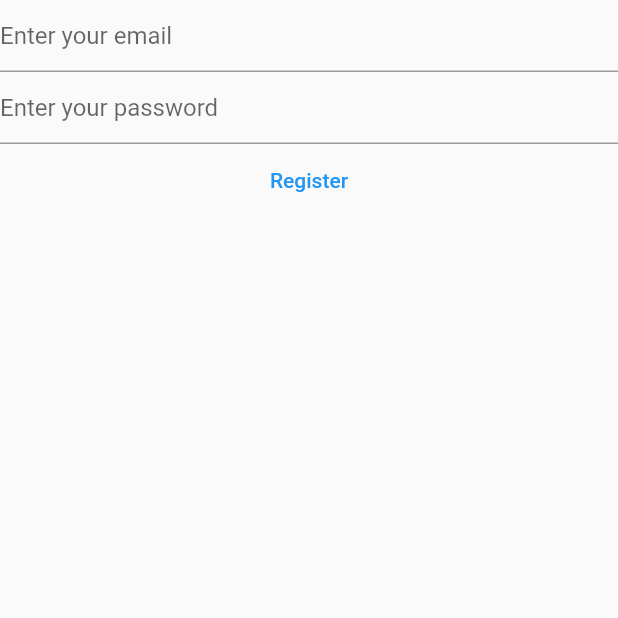
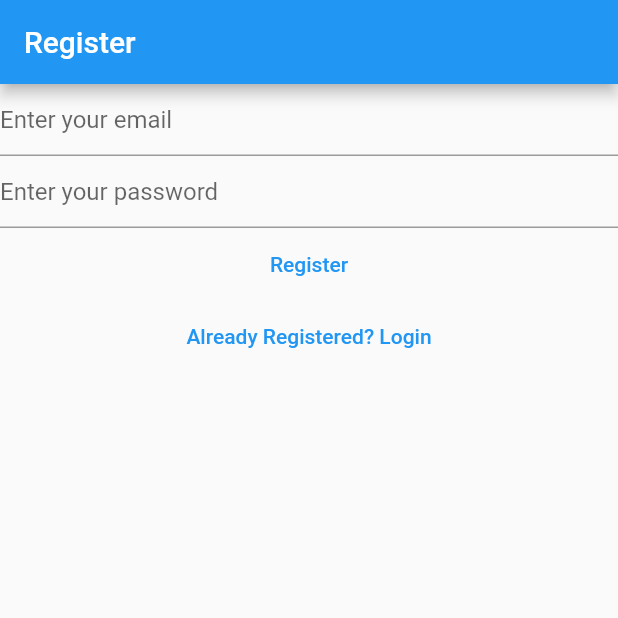
Before and after one commit to DENNISINNOCENT/minotes_flutter_project, a Flutter app: the RegisterView screen opened directly, on a phone screen of 412 x 824 dp, the top half of it. Run offline on Flutter 3.47's test engine with Material 2 defaults, Android fonts, the phone set to English and light mode, and no system bars; our stand-ins replace firebase_auth, firebase_core; accounts and stored records are empty.

Commit message:
linking register view and the login view together

```diff
--- a/lib/views/login_view.dart
+++ b/lib/views/login_view.dart
@@ -1,8 +1,6 @@
 import 'package:firebase_auth/firebase_auth.dart';
 
 import 'package:flutter/material.dart';
-
-
 
 class LoginView extends StatefulWidget {
   const LoginView({super.key});
@@ -33,7 +31,11 @@
 
   @override
   Widget build(BuildContext context) {
-    return Column(
+    return Scaffold(
+      appBar: AppBar(
+        title: const Text('Login'),
+      ),
+      body: Column(
         children: [
           TextField(
             controller: _email,
@@ -72,8 +74,15 @@
             },
             child: const Text('Login'),
           ),
+          TextButton(
+            onPressed: () {
+              Navigator.of(context)
+                  .pushNamedAndRemoveUntil('/register/', (route) => false);
+            },
+            child: const Text("Not Yet Registered? Register Here!"),
+          )
         ],
+      ),
     );
-
   }
 }
--- a/lib/views/register_view.dart
+++ b/lib/views/register_view.dart
@@ -1,6 +1,5 @@
 import 'package:firebase_auth/firebase_auth.dart';
 import 'package:flutter/material.dart';
-
 
 class RegisterView extends StatefulWidget {
   const RegisterView({super.key});
@@ -31,7 +30,9 @@
 
   @override
   Widget build(BuildContext context) {
-    return Column(
+    return Scaffold(
+      appBar: AppBar(title: const Text('Register')),
+      body: Column(
         children: [
           TextField(
             controller: _email,
@@ -72,7 +73,14 @@
             },
             child: const Text('Register'),
           ),
+          TextButton(
+              onPressed: () {
+                Navigator.of(context)
+                    .pushNamedAndRemoveUntil('/login/', (route) => false);
+              },
+              child: const Text("Already Registered? Login"))
         ],
+      ),
     );
   }
 }
```
Also changed, not shown: lib/main.dart (+7 -29 lines), lib/views/verify_email_view.dart (added, +26 -0 lines). Lines whose indentation alone changed are shown as unchanged.
